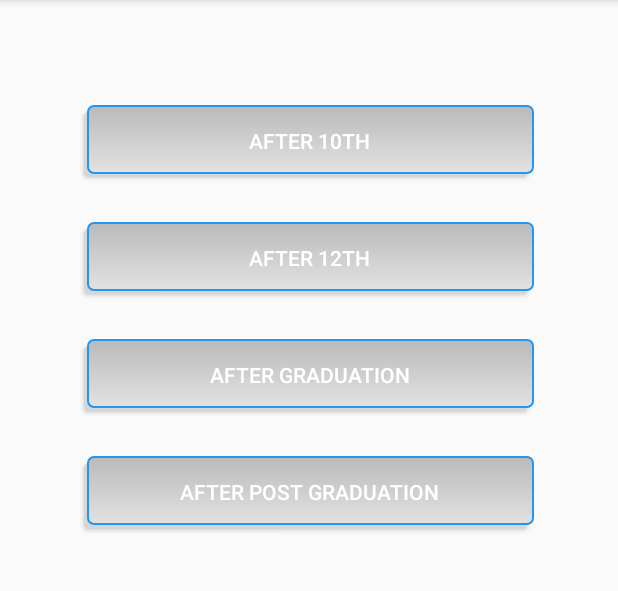
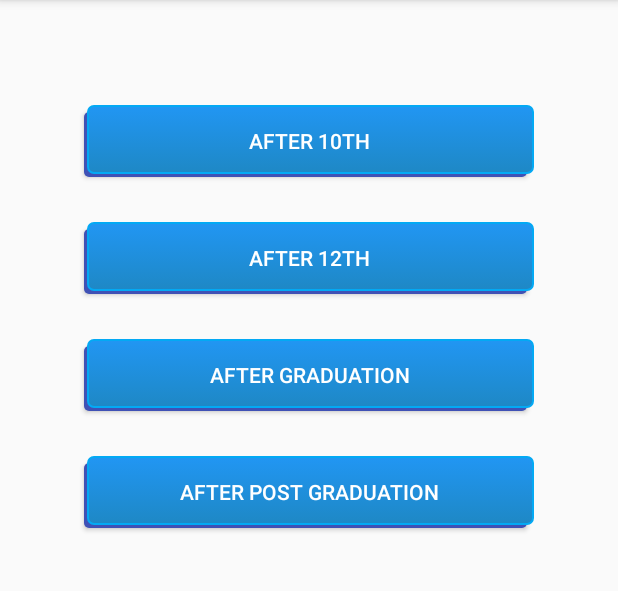
Before and after one commit to SurejaHit/Career_guidance_app, an Android app: the Guidance_Fragment screen opened directly, with no data from a screen before it, on a phone screen of 412 x 824 dp, the part 156-747 px from its top. Run offline under Robolectric (Android 15) with nearby library versions, the phone set to English and light mode, and no system bars.

Commit message:
Button Selector color changed

```diff
--- a/app/src/main/res/drawable/button_selector.xml
+++ b/app/src/main/res/drawable/button_selector.xml
@@ -4,14 +4,14 @@
             <item android:right="5dp" android:top="5dp">
                 <shape>
                     <corners android:radius="3dp" />
-                    <solid android:color="#D6D6D6" />
+                    <solid android:color="#3F51B5" />
                 </shape>
             </item>
             <item android:bottom="2dp" android:left="2dp">
                 <shape>
                     <gradient android:angle="270"
-                        android:endColor="#E2E2E2" android:startColor="#BABABA" />
-                    <stroke android:width="1dp" android:color="#2196F3" />
+                        android:endColor="#1E88C5" android:startColor="#2196F3" />
+                    <stroke android:width="1dp" android:color="#03A9F4" />
                     <corners android:radius="4dp" />
                     <padding android:bottom="10dp" android:left="10dp"
                         android:right="10dp" android:top="10dp" />
@@ -19,5 +19,4 @@
             </item>
         </layer-list>
     </item>
-
 </selector>
```
